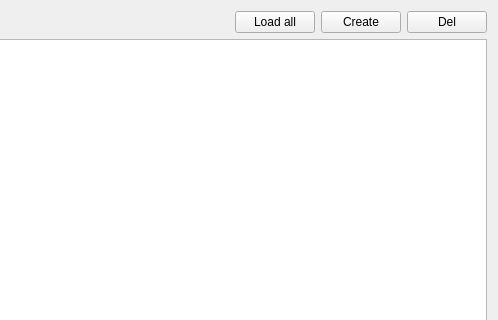
DStalytenkoDev/SchoolCRM, file Subjects/SubjectsModule.ui: the form before one commit; both pictures show x 467 to 965 and y 0 to 320 of the 965 by 716 pixel window.
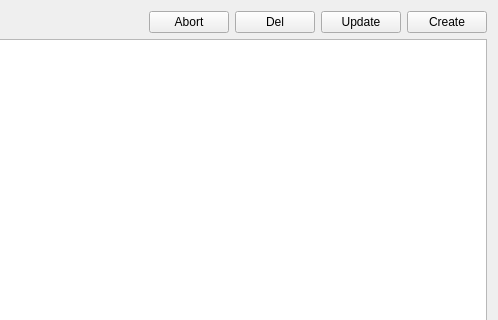
The form after the commit.

Commit message: SubjectsModule gets state machine, persons has state tree changes fix #20 and #21 for Subjects and Persons fix #22 for Subjects bug: when persons cant be edited if it remains with the same persons's name bug: when person asserts while removing

Diff of the .ui file:
```diff
--- a/Subjects/SubjectsModule.ui
+++ b/Subjects/SubjectsModule.ui
@@ -48,14 +48,7 @@
      <item>
       <widget class="QPushButton" name="loadAllButton">
        <property name="text">
-        <string>Load all</string>
-       </property>
-      </widget>
-     </item>
-     <item>
-      <widget class="QPushButton" name="createSubject">
-       <property name="text">
-        <string>Create</string>
+        <string>Abort</string>
        </property>
       </widget>
      </item>
@@ -66,6 +59,20 @@
        </property>
       </widget>
      </item>
+     <item>
+      <widget class="QPushButton" name="updateSubjects">
+       <property name="text">
+        <string>Update</string>
+       </property>
+      </widget>
+     </item>
+     <item>
+      <widget class="QPushButton" name="createSubject">
+       <property name="text">
+        <string>Create</string>
+       </property>
+      </widget>
+     </item>
     </layout>
    </item>
    <item>
```
Left out of the diff: 4 changed lines with no effect on the pictures. The commit also changes 9 other files.
